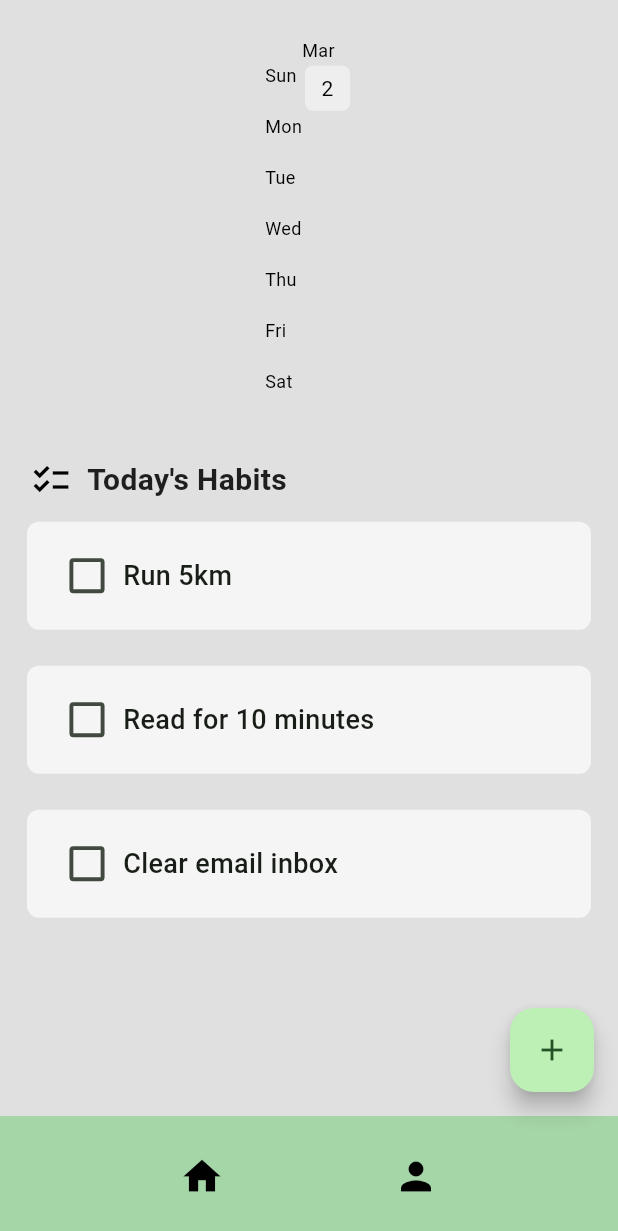
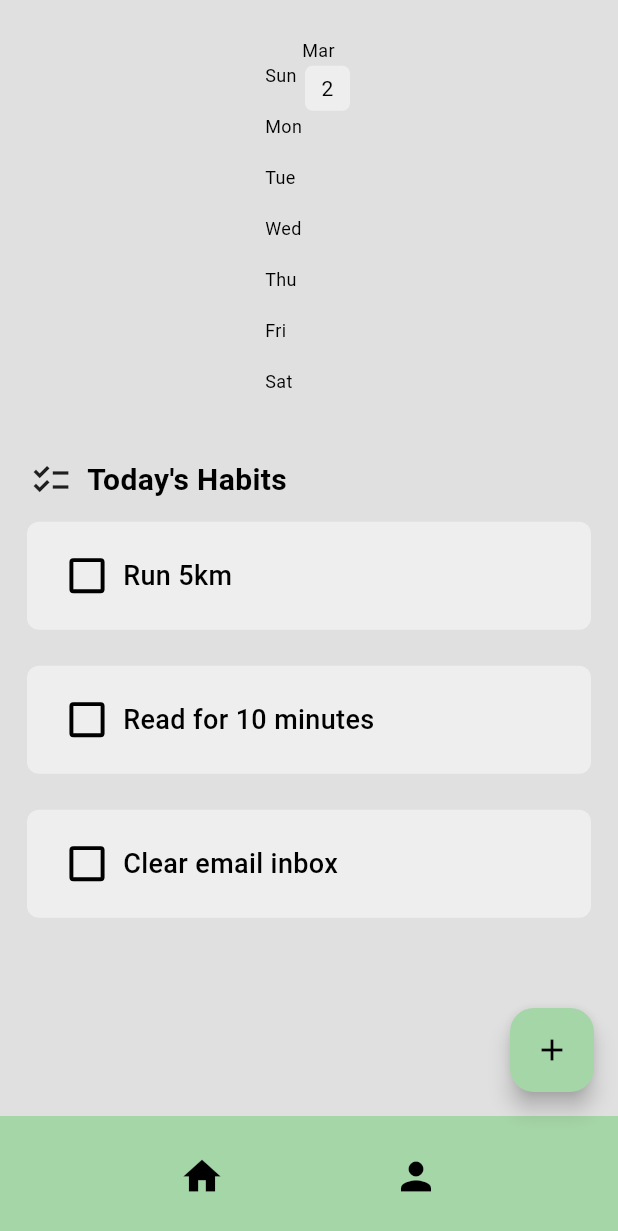
Before and after one commit to SQ77/trackIt, a Flutter app: the screen it shows after launch, on a phone screen of 412 x 824 dp. Shown: the top 1231 px of the screen. Run offline on Flutter 3.47's test engine with Material 3 defaults, Android fonts, the light colour scheme and no system bars; drawn by our look-alikes of flutter_heatmap_calendar, flutter_slidable; our stand-ins replace hive_flutter; missing offline and left inert: flutter_confetti; accounts and stored records are empty.

Commit message:
Add dark mode theme

```diff
--- a/lib/components/bottom_navbar.dart
+++ b/lib/components/bottom_navbar.dart
@@ -23,23 +23,33 @@ class BottomNavbar extends StatelessWidget {
   Widget build(BuildContext context) {
     return BottomAppBar(
       shape: CircularNotchedRectangle(),
-      color: Colors.green[200],
+      color: Theme.of(context).colorScheme.primary,
       child: Row(
         mainAxisAlignment: MainAxisAlignment.spaceEvenly,
         children: [
           IconButton(
-            icon: Icon(Icons.home, color: Colors.black),
+            icon: Icon(
+              Icons.home,
+              color:
+                  Theme.of(context).brightness == Brightness.dark
+                      ? Colors.white70
+                      : Colors.black,
+            ),
             iconSize: 30,
             tooltip: "Home",
-            onPressed:
-                () => navigateToHome(context), // Pass context to navigate
+            onPressed: () => navigateToHome(context),
           ),
           IconButton(
-            icon: Icon(Icons.person, color: Colors.black),
+            icon: Icon(
+              Icons.person,
+              color:
+                  Theme.of(context).brightness == Brightness.dark
+                      ? Colors.white70
+                      : Colors.black,
+            ),
             iconSize: 30,
             tooltip: "Profile",
-            onPressed:
-                () => navigateToProfile(context), // Pass context to navigate
+            onPressed: () => navigateToProfile(context),
           ),
         ],
       ),
--- a/lib/components/fab.dart
+++ b/lib/components/fab.dart
@@ -7,6 +7,16 @@ class MyFloatingActionButton extends StatelessWidget {
 
   @override
   Widget build(BuildContext context) {
-    return FloatingActionButton(onPressed: onPressed, child: Icon(Icons.add));
+    return FloatingActionButton(
+      onPressed: onPressed,
+      backgroundColor: Theme.of(context).colorScheme.primary,
+      child: Icon(
+        Icons.add,
+        color:
+            Theme.of(context).brightness == Brightness.dark
+                ? Colors.white
+                : Colors.black,
+      ),
+    );
   }
 }
--- a/lib/components/habit_tile.dart
+++ b/lib/components/habit_tile.dart
@@ -46,7 +46,10 @@ class HabitTile extends StatelessWidget {
         child: Container(
           padding: const EdgeInsets.symmetric(horizontal: 16, vertical: 12),
           decoration: BoxDecoration(
-            color: isCompleted ? Colors.green[200] : Colors.grey[100],
+            color:
+                isCompleted
+                    ? Theme.of(context).colorScheme.primary
+                    : Theme.of(context).colorScheme.secondary,
             borderRadius: BorderRadius.circular(8),
           ),
           child: Row(
@@ -58,7 +61,26 @@ class HabitTile extends StatelessWidget {
                   children: [
                     Transform.scale(
                       scale: 1.3,
-                      child: Checkbox(value: isCompleted, onChanged: onChanged),
+                      child: Checkbox(
+                        value: isCompleted,
+                        onChanged: onChanged,
+                        checkColor: Colors.white,
+                        side: BorderSide(
+                          color:
+                              Theme.of(context).brightness == Brightness.dark
+                                  ? Colors.white
+                                  : Colors.black,
+                          width: 2,
+                        ),
+                        fillColor: WidgetStateProperty.resolveWith<Color>((
+                          Set<WidgetState> states,
+                        ) {
+                          if (states.contains(WidgetState.selected)) {
+                            return Colors.green;
+                          }
+                          return Theme.of(context).colorScheme.secondary;
+                        }),
+                      ),
                     ),
                     Flexible(
                       // prevents overflow
--- a/lib/components/monthly_summary.dart
+++ b/lib/components/monthly_summary.dart
@@ -21,8 +21,11 @@ class MonthlySummary extends StatelessWidget {
         endDate: DateTime.now().add(Duration(days: 0)),
         datasets: datasets,
         colorMode: ColorMode.color,
-        defaultColor: Colors.grey[200],
-        textColor: Colors.black,
+        defaultColor: Theme.of(context).colorScheme.secondary,
+        textColor:
+            Theme.of(context).brightness == Brightness.dark
+                ? Colors.white
+                : Colors.black,
         showColorTip: false,
         showText: true,
         scrollable: true,
--- a/lib/data/habit_db.dart
+++ b/lib/data/habit_db.dart
@@ -242,4 +242,45 @@ class HabitDB {
     var box = await Hive.openBox("Habit_DB");
     await box.clear();
   }
+
+  void populateSampleData() {
+    // Populate today's habits
+    todaysHabitList = [
+      ["Run 5km", false, 5],
+      ["Read for 10 minutes", true, 10],
+      ["Clear email inbox", false, 0],
+      ["Drink 2L of water", true, 7],
+    ];
+
+    // Add sample heatmap data
+    DateTime startDate = DateTime.now().subtract(Duration(days: 25));
+    for (int i = 0; i < 25; i++) {
+      double randomPercent = Random().nextDouble() * 0.7 + 0.3;
+      String dateKey = convertDateTimeToString(
+        startDate.add(Duration(days: i)),
+      );
+      _myBox.put(
+        "PERCENTAGE_SUMMARY_$dateKey",
+        randomPercent.toStringAsFixed(1),
+      );
+    }
+
+    // Add sample achievements
+    achievements[0].unlocked = true;
+    achievements[1].unlocked = true;
+    achievements[2].unlocked = true;
+    achievements[3].unlocked = false;
+
+    // Save achievements state to Hive
+    _saveAchievementState();
+
+    _myBox.put("START_DATE", "20250203");
+
+    // Save today's habit list to Hive
+    _myBox.put(todaysDateFormatted(), todaysHabitList);
+    _myBox.put("CURRENT_HABIT_LIST", todaysHabitList);
+
+    // Update the heatmap
+    loadHeatMap();
+  }
 }
--- a/lib/main.dart
+++ b/lib/main.dart
@@ -1,6 +1,7 @@
 import 'package:flutter/material.dart';
 import 'package:trackit/pages/home_page.dart';
 import 'package:hive_flutter/hive_flutter.dart';
+import 'package:trackit/theme/theme.dart';
 
 void main() async {
   await Hive.initFlutter();
@@ -17,10 +18,8 @@ class MyApp extends StatelessWidget {
   Widget build(BuildContext context) {
     return MaterialApp(
       debugShowCheckedModeBanner: false,
-      theme: ThemeData(
-        colorScheme: ColorScheme.fromSeed(seedColor: Colors.green),
-        useMaterial3: true,
-      ),
+      theme: lightMode,
+      darkTheme: darkMode,
       home: HomePage(),
     );
   }
--- a/lib/pages/home_page.dart
+++ b/lib/pages/home_page.dart
@@ -27,6 +27,7 @@ class _HomePageState extends State<HomePage> {
     if (_myBox.get("CURRENT_HABIT_LIST") == null) {
       db.createDefaultData();
     } else {
+      //db.populateSampleData();
       //db.clearBoxData();
       db.loadData();
     }
@@ -142,7 +143,7 @@ class _HomePageState extends State<HomePage> {
   @override
   Widget build(BuildContext context) {
     return Scaffold(
-      backgroundColor: Colors.grey[300],
+      backgroundColor: Theme.of(context).colorScheme.surface,
       floatingActionButton: MyFloatingActionButton(onPressed: createNewHabit),
       body: ListView(
         children: [
@@ -159,15 +160,11 @@ class _HomePageState extends State<HomePage> {
             ),
             child: Row(
               children: [
-                Icon(Icons.checklist_outlined, color: Colors.black, size: 28),
+                Icon(Icons.checklist_outlined, size: 28),
                 SizedBox(width: 10),
                 Text(
                   "Today's Habits",
-                  style: TextStyle(
-                    fontSize: 20,
-                    fontWeight: FontWeight.bold,
-                    color: Colors.black87,
-                  ),
+                  style: TextStyle(fontSize: 20, fontWeight: FontWeight.bold),
                 ),
               ],
             ),
--- a/lib/pages/profile_page.dart
+++ b/lib/pages/profile_page.dart
@@ -46,7 +46,7 @@ class _ProfilePageState extends State<ProfilePage> {
   @override
   Widget build(BuildContext context) {
     return Scaffold(
-      backgroundColor: Colors.grey[300],
+      backgroundColor: Theme.of(context).colorScheme.surface,
       body: Padding(
         padding: const EdgeInsets.all(16.0),
         child: SingleChildScrollView(
--- /dev/null
+++ b/lib/theme/theme.dart
@@ -0,0 +1,19 @@
+import 'package:flutter/material.dart';
+
+ThemeData lightMode = ThemeData(
+  brightness: Brightness.light,
+  colorScheme: ColorScheme.light(
+    surface: Colors.grey.shade300,
+    primary: Colors.green.shade200,
+    secondary: Colors.grey.shade200,
+  ),
+);
+
+ThemeData darkMode = ThemeData(
+  brightness: Brightness.dark,
+  colorScheme: ColorScheme.dark(
+    surface: Colors.grey.shade900,
+    primary: Colors.green.shade900,
+    secondary: Colors.grey.shade800,
+  ),
+);
```
